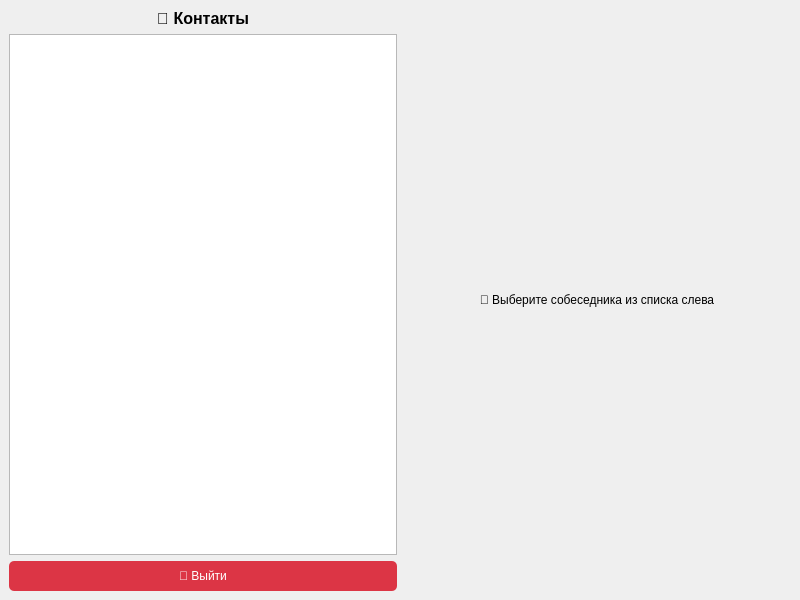
The window that ClientChat/mainwindow.ui (em4ty/CorporateChat) describes before a commit, drawn with Qt 5.
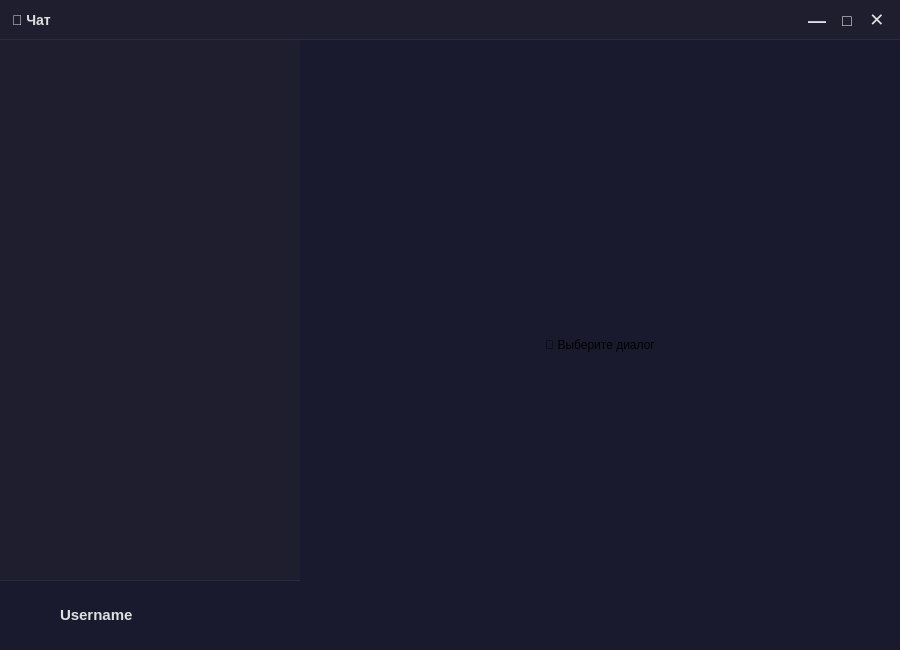
The same window after the commit. Icons and pictures are not drawn.

Diff of the .ui file:
```diff
--- a/ClientChat/mainwindow.ui
+++ b/ClientChat/mainwindow.ui
@@ -6,87 +6,407 @@
    <rect>
     <x>0</x>
     <y>0</y>
-    <width>800</width>
-    <height>600</height>
+    <width>900</width>
+    <height>650</height>
    </rect>
   </property>
   <property name="windowTitle">
    <string>Чат - Мессенджер</string>
   </property>
   <widget class="QWidget" name="centralwidget">
-   <layout class="QHBoxLayout" name="horizontalLayout">
+   <layout class="QVBoxLayout" name="verticalLayout_main">
+    <property name="spacing">
+     <number>0</number>
+    </property>
+    <property name="leftMargin">
+     <number>0</number>
+    </property>
+    <property name="topMargin">
+     <number>0</number>
+    </property>
+    <property name="rightMargin">
+     <number>0</number>
+    </property>
+    <property name="bottomMargin">
+     <number>0</number>
+    </property>
     <item>
-     <layout class="QVBoxLayout" name="leftPanel">
-      <item>
-       <widget class="QLabel" name="label">
-        <property name="font">
-         <font>
-          <pointsize>12</pointsize>
-          <weight>75</weight>
-          <bold>true</bold>
-         </font>
-        </property>
-        <property name="text">
-         <string>👥 Контакты</string>
-        </property>
-        <property name="alignment">
-         <set>Qt::AlignCenter</set>
-        </property>
-       </widget>
-      </item>
-      <item>
-       <widget class="QListWidget" name="userList">
-        <property name="styleSheet">
-         <string notr="true">QListWidget::item {
-    padding: 8px;
+     <widget class="QWidget" name="titleBar" native="true">
+      <property name="minimumSize">
+       <size>
+        <width>0</width>
+        <height>40</height>
+       </size>
+      </property>
+      <property name="maximumSize">
+       <size>
+        <width>16777215</width>
+        <height>40</height>
+       </size>
+      </property>
+      <property name="styleSheet">
+       <string notr="true">QWidget#titleBar {
+    background-color: #1e1e2f;
+    border-bottom: 1px solid #2a2a3e;
+}</string>
+      </property>
+      <layout class="QHBoxLayout" name="horizontalLayout_titleBar">
+       <property name="spacing">
+        <number>0</number>
+       </property>
+       <property name="leftMargin">
+        <number>12</number>
+       </property>
+       <property name="topMargin">
+        <number>0</number>
+       </property>
+       <property name="rightMargin">
+        <number>8</number>
+       </property>
+       <property name="bottomMargin">
+        <number>0</number>
+       </property>
+       <item>
+        <widget class="QLabel" name="titleLabel">
+         <property name="styleSheet">
+          <string notr="true">QLabel {
+    color: #e0e0e0;
+    font-size: 14px;
+    font-weight: bold;
+}</string>
+         </property>
+         <property name="text">
+          <string>💬 Чат</string>
+         </property>
+        </widget>
+       </item>
+       <item>
+        <spacer name="titleSpacer">
+         <property name="orientation">
+          <enum>Qt::Orientation::Horizontal</enum>
+         </property>
+         <property name="sizeHint" stdset="0">
+          <size>
+           <width>40</width>
+           <height>20</height>
+          </size>
+         </property>
+        </spacer>
+       </item>
+       <item>
+        <widget class="QPushButton" name="minimizeButton">
+         <property name="minimumSize">
+          <size>
+           <width>30</width>
+           <height>30</height>
+          </size>
+         </property>
+         <property name="styleSheet">
+          <string notr="true">QPushButton {
+    background-color: transparent;
+    color: #e0e0e0;
+    border: none;
+    font-size: 18px;
+    font-weight: bold;
+}
+QPushButton:hover {
+    background-color: #2a2a4a;
+}</string>
+         </property>
+         <property name="text">
+          <string>—</string>
+         </property>
+        </widget>
+       </item>
+       <item>
+        <widget class="QPushButton" name="maximizeButton">
+         <property name="minimumSize">
+          <size>
+           <width>30</width>
+           <height>30</height>
+          </size>
+         </property>
+         <property name="styleSheet">
+          <string notr="true">QPushButton {
+    background-color: transparent;
+    color: #e0e0e0;
+    border: none;
+    font-size: 16px;
+    font-weight: bold;
+}
+QPushButton:hover {
+    background-color: #2a2a4a;
+}</string>
+         </property>
+         <property name="text">
+          <string>□</string>
+         </property>
+        </widget>
+       </item>
+       <item>
+        <widget class="QPushButton" name="closeButton">
+         <property name="minimumSize">
+          <size>
+           <width>30</width>
+           <height>30</height>
+          </size>
+         </property>
+         <property name="styleSheet">
+          <string notr="true">QPushButton {
+    background-color: transparent;
+    color: #e0e0e0;
+    border: none;
+    font-size: 18px;
+    font-weight: bold;
+}
+QPushButton:hover {
+    background-color: #e81123;
+    color: white;
+}</string>
+         </property>
+         <property name="text">
+          <string>✕</string>
+         </property>
+        </widget>
+       </item>
+      </layout>
+     </widget>
+    </item>
+    <item>
+     <widget class="QWidget" name="mainContent" native="true">
+      <property name="styleSheet">
+       <string notr="true">QWidget#mainContent {
+    background-color: #1a1a2e;
+}</string>
+      </property>
+      <layout class="QHBoxLayout" name="horizontalLayout_main">
+       <property name="spacing">
+        <number>0</number>
+       </property>
+       <property name="leftMargin">
+        <number>0</number>
+       </property>
+       <property name="topMargin">
+        <number>0</number>
+       </property>
+       <property name="rightMargin">
+        <number>0</number>
+       </property>
+       <property name="bottomMargin">
+        <number>0</number>
+       </property>
+       <item>
+        <widget class="QWidget" name="leftPanel" native="true">
+         <property name="minimumSize">
+          <size>
+           <width>220</width>
+           <height>0</height>
+          </size>
+         </property>
+         <property name="maximumSize">
+          <size>
+           <width>300</width>
+           <height>16777215</height>
+          </size>
+         </property>
+         <property name="styleSheet">
+          <string notr="true">QWidget#leftPanel {
+    background-color: #1e1e2f;
+}</string>
+         </property>
+         <layout class="QVBoxLayout" name="verticalLayout_left">
+          <property name="spacing">
+           <number>0</number>
+          </property>
+          <property name="leftMargin">
+           <number>0</number>
+          </property>
+          <property name="topMargin">
+           <number>0</number>
+          </property>
+          <property name="rightMargin">
+           <number>0</number>
+          </property>
+          <property name="bottomMargin">
+           <number>0</number>
+          </property>
+          <item>
+           <widget class="QListWidget" name="userList">
+            <property name="styleSheet">
+             <string notr="true">QListWidget {
+    background-color: #1e1e2f;
+    border: none;
+    outline: none;
+}
+QListWidget::item {
+    padding: 12px 8px;
+    border-bottom: 1px solid #2a2a3e;
+    color: #e0e0e0;
 }
 QListWidget::item:selected {
-    background-color: #0078d7;
-    color: white;
+    background-color: #2a2a4a;
+    border-left: 3px solid #9146ff;
+}
+QListWidget::item:hover {
+    background-color: #2a2a3e;
 }</string>
-        </property>
-       </widget>
-      </item>
-      <item>
-       <widget class="QPushButton" name="logoutButton">
-        <property name="text">
-         <string>🚪 Выйти</string>
-        </property>
-        <property name="styleSheet">
-         <string notr="true">QPushButton {
-    background-color: #dc3545;
-    color: white;
+            </property>
+           </widget>
+          </item>
+          <item>
+           <widget class="QWidget" name="profileWidget" native="true">
+            <property name="minimumSize">
+             <size>
+              <width>0</width>
+              <height>70</height>
+             </size>
+            </property>
+            <property name="maximumSize">
+             <size>
+              <width>16777215</width>
+              <height>70</height>
+             </size>
+            </property>
+            <property name="styleSheet">
+             <string notr="true">QWidget#profileWidget {
+    background-color: #1a1a2e;
+    border-top: 1px solid #2a2a3e;
+}</string>
+            </property>
+            <layout class="QHBoxLayout" name="horizontalLayout_profile">
+             <property name="spacing">
+              <number>10</number>
+             </property>
+             <property name="leftMargin">
+              <number>10</number>
+             </property>
+             <property name="topMargin">
+              <number>5</number>
+             </property>
+             <property name="rightMargin">
+              <number>10</number>
+             </property>
+             <property name="bottomMargin">
+              <number>5</number>
+             </property>
+             <item>
+              <widget class="QLabel" name="userAvatarLabel">
+               <property name="minimumSize">
+                <size>
+                 <width>40</width>
+                 <height>40</height>
+                </size>
+               </property>
+               <property name="maximumSize">
+                <size>
+                 <width>40</width>
+                 <height>40</height>
+                </size>
+               </property>
+               <property name="styleSheet">
+                <string notr="true">border-radius: 20px; background: transparent;</string>
+               </property>
+               <property name="text">
+                <string/>
+               </property>
+              </widget>
+             </item>
+             <item>
+              <widget class="QLabel" name="usernameLabel">
+               <property name="font">
+                <font>
+                 <pointsize>11</pointsize>
+                 <bold>true</bold>
+                </font>
+               </property>
+               <property name="styleSheet">
+                <string notr="true">QLabel {
+    color: #e0e0e0;
+}</string>
+               </property>
+               <property name="text">
+                <string>Username</string>
+               </property>
+              </widget>
+             </item>
+             <item>
+              <spacer name="profileSpacer">
+               <property name="orientation">
+                <enum>Qt::Orientation::Horizontal</enum>
+               </property>
+               <property name="sizeHint" stdset="0">
+                <size>
+                 <width>40</width>
+                 <height>20</height>
+                </size>
+               </property>
+              </spacer>
+             </item>
+             <item>
+              <widget class="QPushButton" name="logoutButton">
+               <property name="minimumSize">
+                <size>
+                 <width>40</width>
+                 <height>40</height>
+                </size>
+               </property>
+               <property name="maximumSize">
+                <size>
+                 <width>40</width>
+                 <height>40</height>
+                </size>
+               </property>
+               <property name="styleSheet">
+                <string notr="true">QPushButton#logoutButton {
+    background-color: transparent;
+    color: #e0e0e0;
     border: none;
-    border-radius: 5px;
-    padding: 8px;
+    border-radius: 8px;
+    font-size: 20px;
 }
 QPushButton:hover {
     background-color: #c82333;
 }</string>
-        </property>
-       </widget>
-      </item>
-     </layout>
-    </item>
-    <item>
-     <widget class="QStackedWidget" name="chatStack">
-      <property name="currentIndex">
-       <number>0</number>
-      </property>
-      <widget class="QWidget" name="emptyPage">
-       <layout class="QVBoxLayout" name="verticalLayout">
-        <item>
-         <widget class="QLabel" name="emptyLabel">
-          <property name="text">
-           <string>💬 Выберите собеседника из списка слева</string>
-          </property>
-          <property name="alignment">
-           <set>Qt::AlignCenter</set>
-          </property>
+               </property>
+               <property name="text">
+                <string/>
+               </property>
+               <property name="icon">
+                <iconset theme="QIcon::ThemeIcon::WindowClose"/>
+               </property>
+              </widget>
+             </item>
+            </layout>
+           </widget>
+          </item>
+         </layout>
+        </widget>
+       </item>
+       <item>
+        <widget class="QStackedWidget" name="chatStack">
+         <property name="currentIndex">
+          <number>0</number>
+         </property>
+         <widget class="QWidget" name="emptyPage">
+          <layout class="QVBoxLayout" name="verticalLayout_empty">
+           <property name="spacing">
+            <number>0</number>
+           </property>
+           <item>
+            <widget class="QLabel" name="emptyLabel">
+             <property name="text">
+              <string>💬 Выберите диалог</string>
+             </property>
+             <property name="alignment">
+              <set>Qt::AlignmentFlag::AlignCenter</set>
+             </property>
+            </widget>
+           </item>
+          </layout>
          </widget>
-        </item>
-       </layout>
-      </widget>
+        </widget>
+       </item>
+      </layout>
      </widget>
     </item>
    </layout>
```
Left out of the diff: 9 changed lines with no effect on the pictures.
